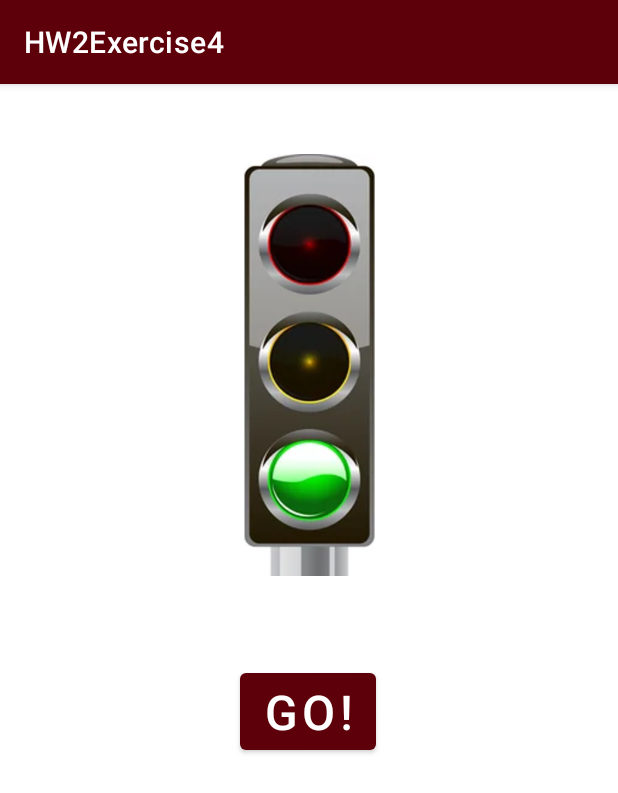
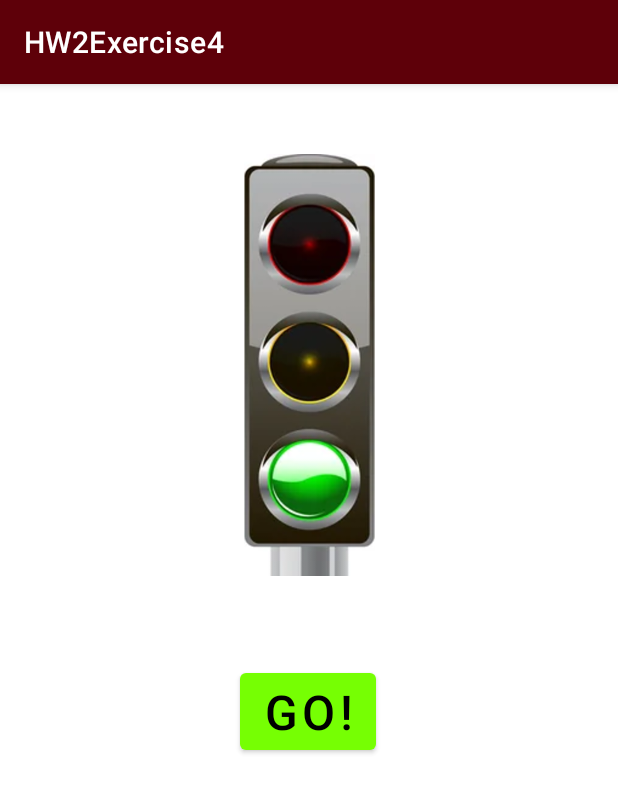
Before and after one commit to william00193/StopLightApp, an Android app: the screen it shows after launch (MainActivity), after a tap on "STOP!", on a phone screen of 412 x 824 dp. Shown: the top 793 px of the screen. Run offline under Robolectric (Android 15) with nearby library versions, the phone set to English and light mode, and no system bars.

```diff
--- a/app/src/main/java/com/example/hw2exercise4/MainActivity.kt
+++ b/app/src/main/java/com/example/hw2exercise4/MainActivity.kt
@@ -43,14 +43,39 @@ class MainActivity : AppCompatActivity() {
             clickedCount++
 
 
-//Looping through each of the different images, with descriptions attached
+////Looping through each of the different images, with descriptions attached
+//            when (clickedCount % 3) {
+//                0 -> change(New(R.drawable.stop, "Stop!"))
+//                1 -> change(New(R.drawable.go, "Go!"))
+//                2 -> change(New(R.drawable.slow, "Wait.."))
+//            }
+//        }
+//    }
+            //Looping through each of the different images, with descriptions attached
             when (clickedCount % 3) {
-                0 -> change(New(R.drawable.stop, "Stop!"))
-                1 -> change(New(R.drawable.go, "Go!"))
-                2 -> change(New(R.drawable.slow, "Wait.."))
+
+            0 -> {
+               change(New(R.drawable.stop, "Stop!"))
+                binding.button.setBackgroundColor(getResources().getColor(R.color.MSU_Maroon))
+                binding.button.setTextColor(getResources().getColor(R.color.white))
+            }
+
+            1 ->   {
+               change(New(R.drawable.go, "Go!"))
+                binding.button.setBackgroundColor(getResources().getColor(R.color.green))
+                binding.button.setTextColor(getResources().getColor(R.color.black))
+            }
+
+            2 -> {
+                 change(New(R.drawable.slow, "Wait.."))
+                binding.button.setBackgroundColor(getResources().getColor(R.color.yellow))
+                binding.button.setTextColor(getResources().getColor(R.color.black))
+            }
             }
         }
     }
+
+
 
 
     //Setting button text equal to description
--- a/app/src/main/res/values/colors.xml
+++ b/app/src/main/res/values/colors.xml
@@ -11,4 +11,6 @@
     <color name="MSU_Maroon">#5E0009 </color>
     <color name="black">#FF000000</color>
     <color name="white">#FFFFFFFF</color>
+    <color name="green">#76FF03</color>
+    <color name="yellow">#FFEA00</color>
 </resources>
```
